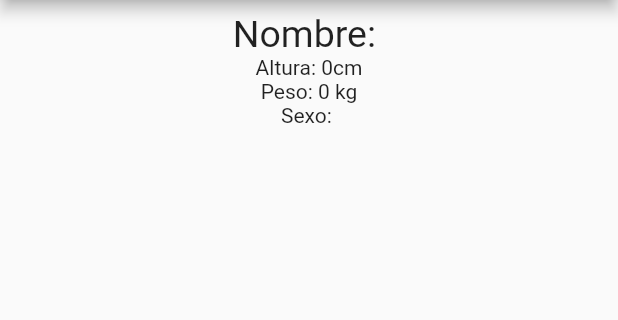
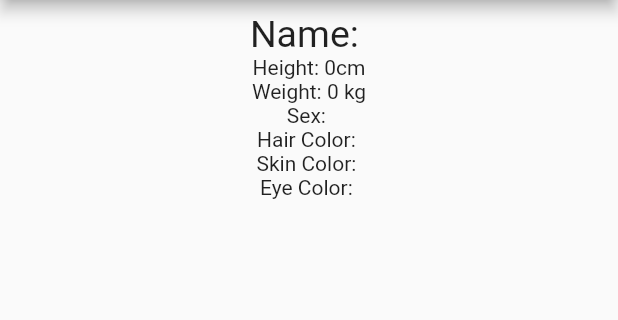
Before and after one commit to guerramatias1409/star_wars_project, a Flutter app: the SecondScreen screen opened directly with empty values, on a phone screen of 412 x 824 dp, the part 84-404 px from its top. Run offline on Flutter 3.47's test engine with Material 2 defaults, Android fonts, the phone set to English and light mode, and no system bars; network calls fail.

Commit message:
Second screen - show more info

```diff
--- a/lib/Models/character.dart
+++ b/lib/Models/character.dart
@@ -3,8 +3,11 @@ class Character{
   num height;
   num weight;
   String gender;
+  String hairColor;
+  String skinColor;
+  String eyeColor;
 
-  Character({this.name, this.height, this.weight, this.gender});
+  Character({this.name, this.height, this.weight, this.gender, this.hairColor, this.skinColor, this.eyeColor});
 
   @override
   String toString(){
@@ -16,7 +19,10 @@ class Character{
       name: json['name'],
       height: json['height'] == null || json['height'] == 'unknown'? null : num.tryParse(json['height']),
       weight: json['mass'] == null || json['mass'] == 'unknown'? null : num.tryParse(json['mass']),
-      gender: json['gender']
+      gender: json['gender'],
+      hairColor: json['hair_color'],
+      skinColor: json['skin_color'],
+      eyeColor: json['eye_color']
     );
   }
 
@@ -25,7 +31,10 @@ class Character{
       "name": name,
       "height": height,
       "weight": weight,
-      "gender": gender
+      "gender": gender,
+      "hair_color": hairColor,
+      "skin_color": skinColor,
+      "eye_color": eyeColor
     };
   }
 }
--- a/lib/Screens/second_screen.dart
+++ b/lib/Screens/second_screen.dart
@@ -22,14 +22,17 @@ class _SecondScreenState extends State<SecondScreen> {
           padding: const EdgeInsets.symmetric(horizontal: 16, vertical: 8),
           child: Column(
             children: [
-              Text("Nombre: ${widget.character.name}", style: TextStyle(fontSize: 25)),
+              Text("Name: ${widget.character.name}", style: TextStyle(fontSize: 25)),
               Text(widget.character.height == null
-                  ? "Altura: unknown"
+                  ? "Height: unknown"
                   : widget.character.height > 100
-                  ? "Altura: ${widget.character.height / 100}m"
-                  : "Altura: ${widget.character.height}cm"),
-              Text(widget.character.weight == null ? "Peso: unknown" : "Peso: ${widget.character.weight} kg"),
-              Text("Sexo: ${widget.character.gender}")
+                  ? "Height: ${widget.character.height / 100}m"
+                  : "Height: ${widget.character.height}cm"),
+              Text(widget.character.weight == null ? "Weight: unknown" : "Weight: ${widget.character.weight} kg"),
+              Text("Sex: ${widget.character.gender}"),
+              Text("Hair Color: ${widget.character.hairColor}"),
+              Text("Skin Color: ${widget.character.skinColor}"),
+              Text("Eye Color: ${widget.character.eyeColor}")
             ],
           ),
         ),
--- a/lib/Widgets/character_widget.dart
+++ b/lib/Widgets/character_widget.dart
@@ -19,14 +19,14 @@ class CharacterWidget extends StatelessWidget {
           padding: const EdgeInsets.symmetric(horizontal: 16, vertical: 8),
           child: Column(
             children: [
-              Text("Nombre: ${character.name}", style: TextStyle(fontSize: 25)),
+              Text("Name: ${character.name}", style: TextStyle(fontSize: 25)),
               Text(height == null
-                  ? "Altura: unknown"
+                  ? "Height: unknown"
                   : height > 100
-                      ? "Altura: ${height / 100}m"
-                      : "Altura: ${height}cm"),
-              Text(weight == null ? "Peso: unknown" : "Peso: $weight kg"),
-              Text("Sexo: ${character.gender}")
+                      ? "Height: ${height / 100}m"
+                      : "Height: ${height}cm"),
+              Text(weight == null ? "Weight: unknown" : "Weight: $weight kg"),
+              Text("Sex: ${character.gender}")
             ],
           ),
         ),
```
